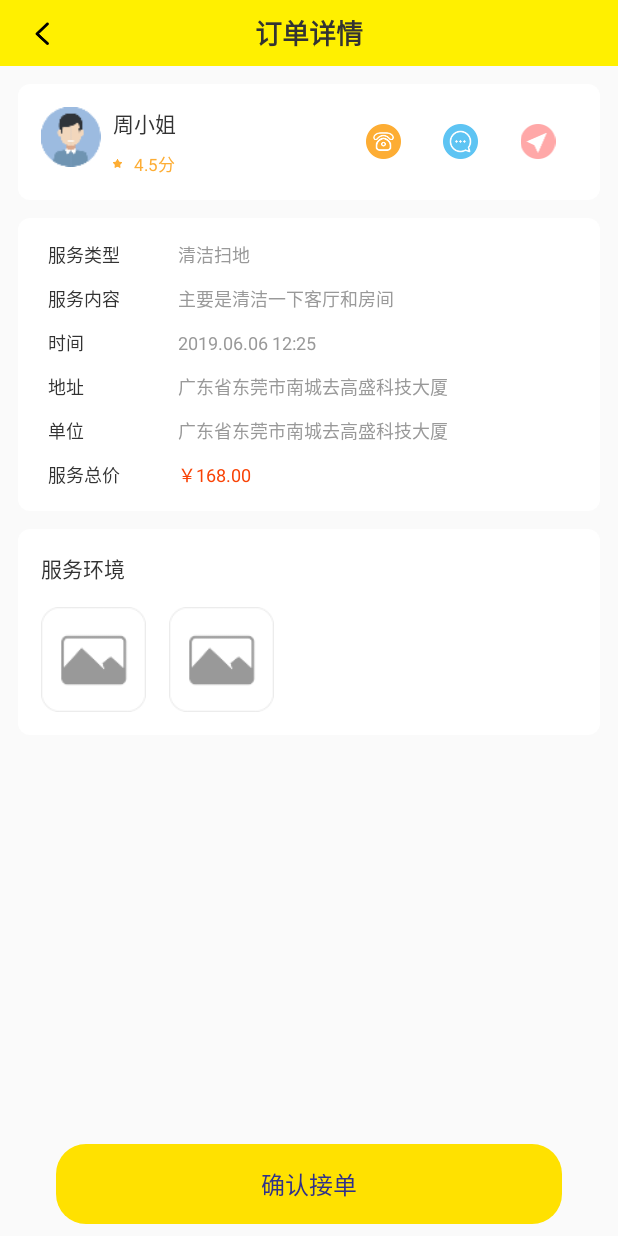
After one commit to xiangruyimobuliaoq/JiaZheng, an Android app: the OrderDetailsActivity screen opened directly, with no data from a screen before it, on a phone screen of 412 x 824 dp. The commit adds this screen. Run offline under Robolectric (Android 15) with nearby library versions, the phone set to English and light mode, and no system bars; our stand-ins replace ButterKnife; libraries missing offline, so code that uses them is left out: com.tbruyelle.rxpermissions2.

Commit message:
增加<w评价，输入年龄，订单详情>界面

```diff
--- a/app/build.gradle
+++ b/app/build.gradle
@@ -72,4 +72,5 @@ dependencies {
     implementation 'com.github.giswangsj:AndRatingBar:v1.0.1'
 
     implementation "com.google.android.material:material:1.0.0"
+
 }
--- a/app/src/main/AndroidManifest.xml
+++ b/app/src/main/AndroidManifest.xml
@@ -89,6 +89,9 @@
         <activity android:name=".worker.MyCommentActivity" />
         <activity android:name=".worker.MyProfileActivity" />
         <activity android:name=".worker.CommentDetailsActivity" />
+        <activity android:name=".worker.InputAgeActivity" />
+        <activity android:name=".worker.OrderDetailsActivity" />
+        <activity android:name=".worker.AddCommentActivity" />
     </application>
 
 </manifest>
--- /dev/null
+++ b/app/src/main/java/com/nst/jiazheng/worker/OrderDetailsActivity.java
@@ -0,0 +1,44 @@
+package com.nst.jiazheng.worker;
+
+import android.view.View;
+import android.widget.TextView;
+
+import com.nst.jiazheng.R;
+import com.nst.jiazheng.base.BaseToolBarActivity;
+import com.nst.jiazheng.base.Layout;
+
+import butterknife.BindView;
+
+/**
+ * 创建者     ZhangAnran
+ * 创建时间   2020/4/19 10:57 AM
+ * 描述	      订单详情
+ */
+
+@Layout(layoutId = R.layout.activity_order_details)
+public class OrderDetailsActivity extends BaseToolBarActivity {
+
+    @BindView(R.id.tv_confirm)
+    TextView mTvConfirm;
+
+    @Override
+    protected void init() {
+
+        initView();
+        initEvent();
+    }
+
+    private void initEvent() {
+        mTvConfirm.setOnClickListener(new View.OnClickListener() {
+            @Override
+            public void onClick(View view) {
+                overlay(AddCommentActivity.class);
+            }
+        });
+
+    }
+
+    private void initView() {
+        setTitle("订单详情");
+    }
+}
--- /dev/null
+++ b/app/src/main/res/layout/activity_order_details.xml
@@ -0,0 +1,315 @@
+<?xml version="1.0" encoding="utf-8"?>
+<LinearLayout xmlns:android="http://schemas.android.com/apk/res/android"
+    android:layout_width="match_parent"
+    android:layout_height="match_parent"
+    android:orientation="vertical">
+
+    <include layout="@layout/layout_toolbar_icon" />
+
+    <LinearLayout
+
+        android:layout_width="match_parent"
+        android:layout_height="wrap_content"
+        android:layout_marginLeft="@dimen/dp_12"
+        android:layout_marginTop="@dimen/dp_12"
+        android:layout_marginRight="@dimen/dp_12"
+        android:background="@drawable/shape_bg_white_corner"
+        android:orientation="horizontal"
+        android:padding="@dimen/dp_15">
+
+        <ImageView
+            android:layout_width="40dp"
+            android:layout_height="40dp"
+            android:src="@mipmap/ic_tx" />
+
+        <LinearLayout
+
+            android:layout_width="0dp"
+            android:layout_height="wrap_content"
+            android:layout_marginLeft="@dimen/dp_10"
+            android:layout_weight="5"
+            android:gravity="center_vertical"
+            android:orientation="vertical">
+
+            <TextView
+                android:layout_width="wrap_content"
+                android:layout_height="wrap_content"
+                android:text="周小姐"
+                android:textColor="#ff333333"
+                android:textSize="14sp" />
+
+            <LinearLayout
+                android:layout_width="wrap_content"
+                android:layout_height="wrap_content"
+                android:layout_marginTop="@dimen/dp_4"
+                android:gravity="center_vertical">
+
+                <ImageView
+                    android:layout_width="6dp"
+                    android:layout_height="6dp"
+                    android:src="@mipmap/ic_starb2" />
+
+                <TextView
+                    android:layout_width="wrap_content"
+                    android:layout_height="wrap_content"
+                    android:layout_marginLeft="@dimen/dp_4"
+                    android:text="4.5分"
+                    android:textColor="#fffdad34"
+                    android:textSize="11sp" />
+            </LinearLayout>
+        </LinearLayout>
+
+        <LinearLayout
+
+            android:layout_width="0dp"
+            android:layout_height="match_parent"
+            android:layout_weight="5"
+            android:gravity="center_vertical|right">
+
+            <ImageView
+                android:layout_width="0dp"
+                android:layout_height="wrap_content"
+                android:layout_weight="1"
+                android:src="@mipmap/ic_ddh" />
+
+            <ImageView
+                android:layout_width="0dp"
+                android:layout_height="wrap_content"
+                android:layout_weight="1"
+                android:src="@mipmap/ic_xiaox2" />
+
+            <ImageView
+                android:layout_width="0dp"
+                android:layout_height="wrap_content"
+                android:layout_weight="1"
+                android:src="@mipmap/ic_daohang" />
+
+        </LinearLayout>
+
+
+    </LinearLayout>
+
+    <LinearLayout
+        android:layout_width="match_parent"
+        android:layout_height="wrap_content"
+        android:layout_marginLeft="@dimen/dp_12"
+        android:layout_marginTop="@dimen/dp_12"
+        android:layout_marginRight="@dimen/dp_12"
+        android:background="@drawable/shape_bg_white_corner"
+        android:orientation="vertical"
+        android:paddingLeft="@dimen/dp_20"
+        android:paddingTop="@dimen/dp_15"
+        android:paddingRight="@dimen/dp_20"
+        android:paddingBottom="@dimen/dp_15">
+
+
+        <LinearLayout
+            android:layout_width="match_parent"
+            android:layout_height="wrap_content"
+            android:orientation="horizontal">
+
+            <TextView
+                android:layout_width="0dp"
+                android:layout_height="wrap_content"
+                android:layout_weight="1"
+                android:text="服务类型"
+                android:textColor="#ff333333"
+                android:textSize="12sp" />
+
+
+            <TextView
+                android:id="@+id/tv_title"
+                android:layout_width="0dp"
+                android:layout_height="wrap_content"
+                android:layout_weight="3"
+                android:text="清洁扫地"
+                android:textColor="#ff999999"
+                android:textSize="12sp" />
+
+        </LinearLayout>
+
+        <LinearLayout
+            android:layout_width="match_parent"
+            android:layout_height="wrap_content"
+            android:layout_marginTop="11.5dp"
+            android:orientation="horizontal">
+
+            <TextView
+                android:layout_width="0dp"
+                android:layout_height="wrap_content"
+                android:layout_weight="1"
+                android:text="服务内容"
+                android:textColor="#ff333333"
+                android:textSize="12sp" />
+
+
+            <TextView
+                android:layout_width="0dp"
+                android:layout_height="wrap_content"
+                android:layout_weight="3"
+                android:text="主要是清洁一下客厅和房间"
+                android:textColor="#ff999999"
+                android:textSize="12sp" />
+
+        </LinearLayout>
+
+        <LinearLayout
+            android:layout_width="match_parent"
+            android:layout_height="wrap_content"
+            android:layout_marginTop="11.5dp"
+            android:orientation="horizontal">
+
+            <TextView
+                android:layout_width="0dp"
+                android:layout_height="wrap_content"
+                android:layout_weight="1"
+                android:text="时间"
+                android:textColor="#ff333333"
+                android:textSize="12sp" />
+
+
+            <TextView
+                android:layout_width="0dp"
+                android:layout_height="wrap_content"
+                android:layout_weight="3"
+                android:text="2019.06.06 12:25"
+                android:textColor="#ff999999"
+                android:textSize="12sp" />
+
+        </LinearLayout>
+
+        <LinearLayout
+            android:layout_width="match_parent"
+            android:layout_height="wrap_content"
+            android:layout_marginTop="11.5dp"
+            android:orientation="horizontal">
+
+            <TextView
+                android:layout_width="0dp"
+                android:layout_height="wrap_content"
+                android:layout_weight="1"
+                android:text="地址"
+                android:textColor="#ff333333"
+                android:textSize="12sp" />
+
+
+            <TextView
+                android:layout_width="0dp"
+                android:layout_height="wrap_content"
+                android:layout_weight="3"
+                android:text="广东省东莞市南城去高盛科技大厦"
+                android:textColor="#ff999999"
+                android:textSize="12sp" />
+
+        </LinearLayout>
+
+        <LinearLayout
+            android:layout_width="match_parent"
+            android:layout_height="wrap_content"
+            android:layout_marginTop="11.5dp"
+            android:orientation="horizontal">
+
+            <TextView
+                android:layout_width="0dp"
+                android:layout_height="wrap_content"
+                android:layout_weight="1"
+                android:text="单位"
+                android:textColor="#ff333333"
+                android:textSize="12sp" />
+
+
+            <TextView
+                android:layout_width="0dp"
+                android:layout_height="wrap_content"
+                android:layout_weight="3"
+                android:text="广东省东莞市南城去高盛科技大厦"
+                android:textColor="#ff999999"
+                android:textSize="12sp" />
+
+        </LinearLayout>
+
+        <LinearLayout
+            android:layout_width="match_parent"
+            android:layout_height="wrap_content"
+            android:layout_marginTop="11.5dp"
+            android:orientation="horizontal">
+
+            <TextView
+                android:layout_width="0dp"
+                android:layout_height="wrap_content"
+                android:layout_weight="1"
+                android:text="服务总价"
+                android:textColor="#ff333333"
+                android:textSize="12sp" />
+
+
+            <TextView
+                android:layout_width="0dp"
+                android:layout_height="wrap_content"
+                android:layout_weight="3"
+                android:text="￥168.00"
+                android:textColor="#fff94205"
+                android:textSize="12sp" />
+
+        </LinearLayout>
+
+
+    </LinearLayout>
+
+    <LinearLayout
+        android:layout_width="match_parent"
+        android:layout_height="wrap_content"
+        android:layout_marginLeft="@dimen/dp_12"
+        android:layout_marginTop="@dimen/dp_12"
+        android:layout_marginRight="@dimen/dp_12"
+        android:background="@drawable/shape_bg_white_corner"
+        android:orientation="vertical"
+        android:padding="@dimen/dp_15">
+
+        <TextView
+            android:layout_width="match_parent"
+            android:layout_height="wrap_content"
+            android:text="服务环境"
+            android:textColor="#ff333333"
+            android:textSize="14sp" />
+
+        <LinearLayout
+            android:layout_width="match_parent"
+            android:layout_height="wrap_content"
+            android:layout_marginTop="@dimen/dp_15"
+            android:orientation="horizontal">
+
+            <ImageView
+                android:layout_width="70dp"
+                android:layout_height="70dp"
+                android:src="@mipmap/ic_xc" />
+
+            <ImageView
+                android:layout_width="70dp"
+                android:layout_height="70dp"
+                android:layout_marginLeft="@dimen/dp_15"
+                android:src="@mipmap/ic_xc" />
+        </LinearLayout>
+    </LinearLayout>
+
+
+    <LinearLayout
+        android:layout_width="match_parent"
+        android:layout_height="match_parent"
+        android:gravity="bottom">
+
+        <TextView
+            android:id="@+id/tv_confirm"
+            android:layout_width="match_parent"
+            android:layout_height="wrap_content"
+            android:layout_marginLeft="37.5dp"
+            android:layout_marginTop="@dimen/dp_40"
+            android:layout_marginRight="37.5dp"
+            android:background="@drawable/shape_btn_darkyellow_corner"
+            android:gravity="center"
+            android:padding="14.5dp"
+            android:text="确认接单"
+            android:textColor="#ff2f318b"
+            android:textSize="16sp" />
+    </LinearLayout>
+</LinearLayout>
--- a/gradle.properties
+++ b/gradle.properties
@@ -17,3 +17,4 @@ org.gradle.jvmargs=-Xmx1536m
 android.useAndroidX=true
 # Automatically convert third-party libraries to use AndroidX
 android.enableJetifier=true
+android.injected.testOnly=false
```
Also changed, not shown: app/src/main/java/com/nst/jiazheng/worker/AddCommentActivity.java (added, +33 -0 lines), app/src/main/java/com/nst/jiazheng/worker/InputAgeActivity.java (added, +37 -0 lines), app/src/main/java/com/nst/jiazheng/worker/MainActivity.java (+9 -0 lines), app/src/main/java/com/nst/jiazheng/worker/MyProfileActivity.java (+58 -1 lines), app/src/main/res/layout/activity_add_comment.xml (added, +87 -0 lines), app/src/main/res/layout/activity_input_age.xml (added, +33 -0 lines), app/src/main/res/layout/activity_my_profile.xml (+107 -1 lines), app/src/main/res/mipmap-xxhdpi/ic_daohang.png (added), app/src/main/res/mipmap-xxhdpi/ic_ddh.png (added), app/src/main/res/mipmap-xxhdpi/ic_xc.png (added), app/src/main/res/mipmap-xxhdpi/ic_xiaox2.png (added).
